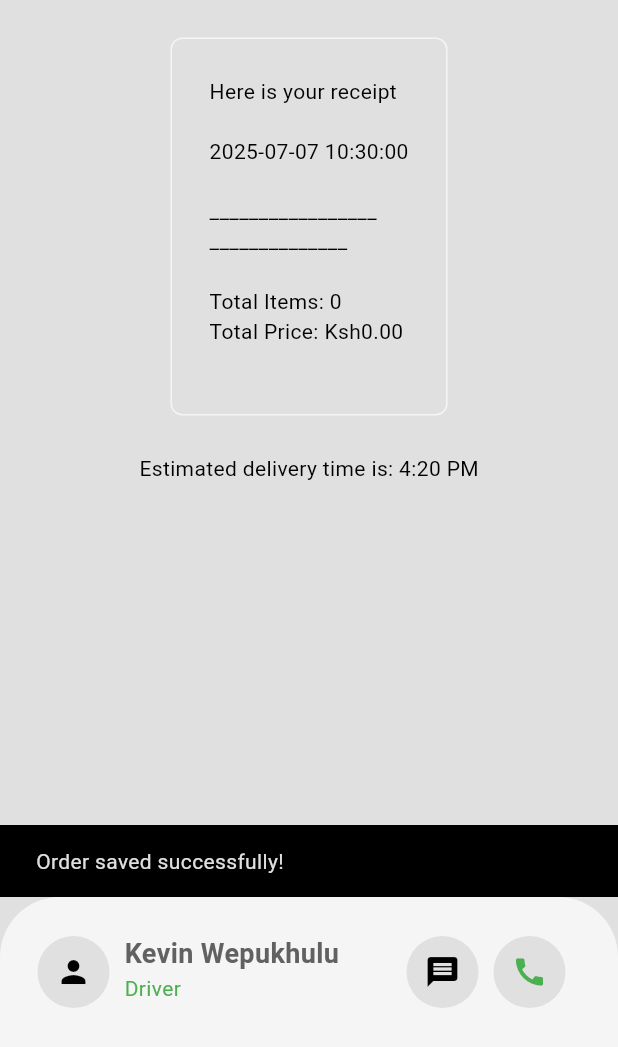
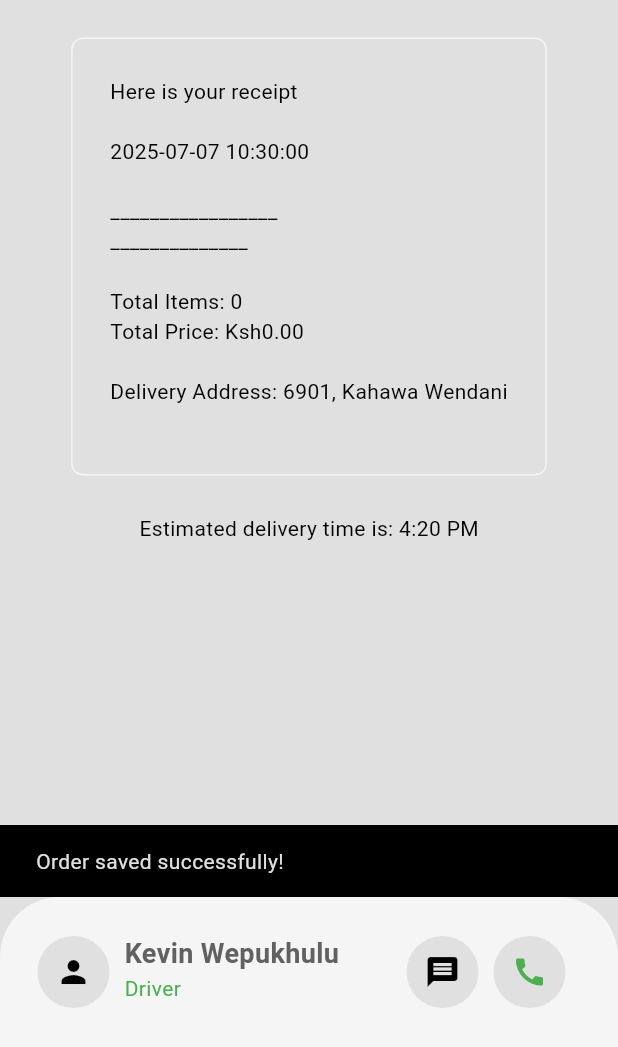
Before and after one commit to Castro32/Flutter-Food-App, a Flutter app: the DeliveryPage screen opened directly, on a phone screen of 412 x 824 dp, the part 189-1236 px from its top. Run offline on Flutter 3.47's test engine with Material 3 defaults, Android fonts, the phone set to English and light mode, and no system bars; our stand-ins replace cloud_firestore, firebase_auth, firebase_core, flutter_credit_card; accounts and stored records are empty.

Commit message:
Add location input dialog and delivery address management; implement address update functionality

```diff
--- a/lib/models/restaurant.dart
+++ b/lib/models/restaurant.dart
@@ -393,6 +393,10 @@ class Restaurant extends ChangeNotifier{
     ),
   ];
 
+  //delivery address
+  String _deliveryAddress = "6901, Kahawa Wendani";
+
+
   //getter1
   List<Food> get menu=>_menu;
 
@@ -403,6 +407,9 @@ class Restaurant extends ChangeNotifier{
 
     //getter for cart
     List<CartItems> get cart => _cart;
+
+    //address getter
+    String get deliveryAddress => _deliveryAddress;
 
     //ad to cart
     void addToCart(Food food, List<Addon> selectedAddons){
@@ -474,6 +481,12 @@ class Restaurant extends ChangeNotifier{
     notifyListeners();
   }
 
+  //update delivery address
+  void updateDeliveryAddress(String newAddress) {
+    _deliveryAddress = newAddress;
+    notifyListeners();
+  }
+
   //generate receipt
   String displayCartReceipt(){
     final receipt = StringBuffer();
@@ -498,6 +511,8 @@ class Restaurant extends ChangeNotifier{
     receipt.writeln();
     receipt.writeln("Total Items: ${getTotalItemCount()}");
     receipt.writeln("Total Price: ${_formatPrice(getTotalPrice())}");
+    receipt.writeln();
+    receipt.writeln("Delivery Address: $_deliveryAddress");
 
     return receipt.toString();
   }
```
Also changed, not shown: lib/components/location.dart (+26 -5 lines).
